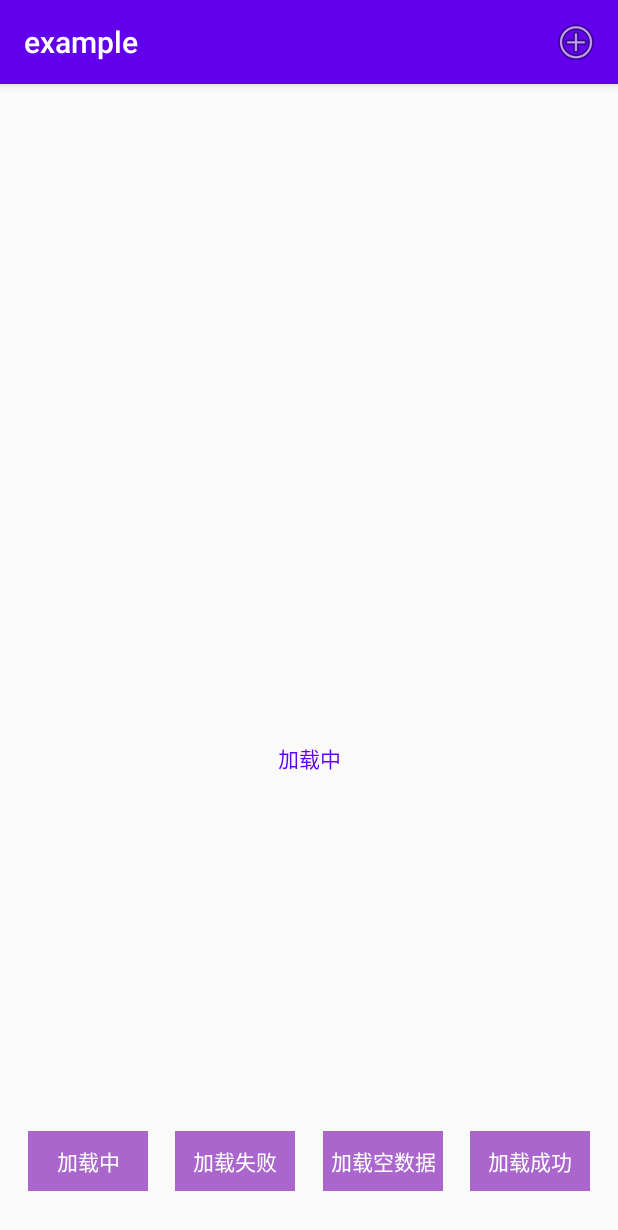
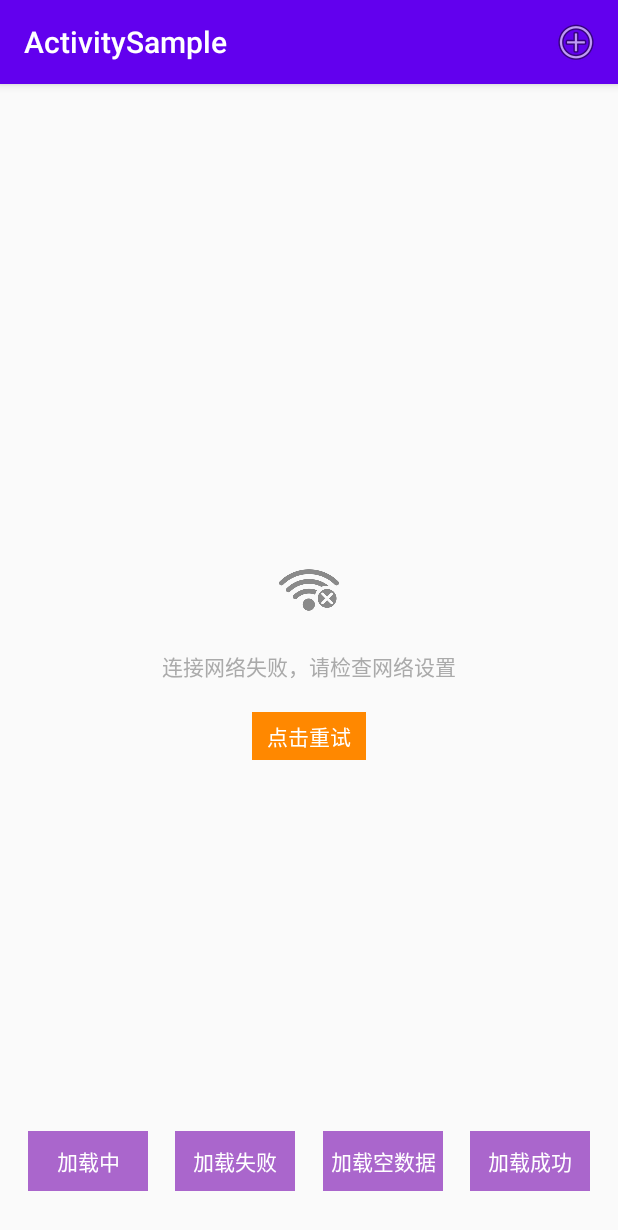
Before and after one commit to tomsbee8/PageStateManager, an Android app: the screen it shows after launch (SampleActivity), after a tap on "加载失败", on a phone screen of 412 x 824 dp. Shown: the top 1230 px of the screen. Run offline under Robolectric (Android 15) with nearby library versions, the phone set to English and light mode, and no system bars; 1 other tap on this screen came first.

Commit message:
improve sample

```diff
--- a/example/src/main/AndroidManifest.xml
+++ b/example/src/main/AndroidManifest.xml
@@ -9,14 +9,16 @@
         android:roundIcon="@mipmap/ic_launcher_round"
         android:supportsRtl="true"
         android:theme="@style/AppTheme">
-        <activity android:name=".SampleActivity">
+        <activity android:name=".SampleActivity"
+            android:label="@string/activity_sample">
             <intent-filter>
                 <action android:name="android.intent.action.MAIN" />
 
                 <category android:name="android.intent.category.LAUNCHER" />
             </intent-filter>
         </activity>
-        <activity android:name=".SampleFragmentActivity" />
+        <activity android:name=".SampleFragmentActivity"
+            android:label="@string/fragment_sample"/>
     </application>
 
 </manifest>
--- a/example/src/main/java/cn/blinkdagger/pagestatemanager/example/SampleActivity.kt
+++ b/example/src/main/java/cn/blinkdagger/pagestatemanager/example/SampleActivity.kt
@@ -5,12 +5,16 @@ import android.os.Bundle
 import android.os.PersistableBundle
 import android.view.Menu
 import android.view.MenuItem
+import android.view.View
+import android.widget.TextView
+import android.widget.Toast
 import androidx.appcompat.app.AppCompatActivity
 import cn.blinkdagger.pagestatemanager.PageStateMachine
 import cn.blinkdagger.pagestatemanager.PageStateManager
+import cn.blinkdagger.pagestatemanager.ShowStateListener
 import kotlinx.android.synthetic.main.activity_sample.*
 
-class SampleActivity : AppCompatActivity() {
+class SampleActivity : AppCompatActivity(),ShowStateListener{
 
     private var pageStateManager : PageStateManager? = null
 
@@ -38,6 +42,9 @@ class SampleActivity : AppCompatActivity() {
         pageStateManager = PageStateMachine.with(this@SampleActivity)
             .setContentViewId(R.id.ll_content)
             .setLoadingLayout(R.layout.layout_content_loading)
+            .setFailedLayout(R.layout.layout_load_failed)
+            .setEmptyLayout(R.layout.layout_load_empty)
+            .setShowStateListener(this)
             .get()
         tv_loading.setOnClickListener {
             pageStateManager?.showLoading()
@@ -52,4 +59,17 @@ class SampleActivity : AppCompatActivity() {
             pageStateManager?.showContent()
         }
     }
+
+    override fun onShowCustomState(stateCode: Int, loadingView: View?) {}
+
+    override fun onShowLoading(loadingView: View?) {}
+
+    override fun onShowLoadEmpty(emptyView: View?) {}
+
+    override fun onShowLoadFailed(failedView: View?) {
+        failedView?.findViewById<TextView>(R.id.tv_failed_retry)?.setOnClickListener {
+            pageStateManager?.showContent()
+        }
+        Toast.makeText(this,"加载数据失败",Toast.LENGTH_SHORT).show()
+    }
 }
--- a/example/src/main/java/cn/blinkdagger/pagestatemanager/example/SampleFragmentActivity.kt
+++ b/example/src/main/java/cn/blinkdagger/pagestatemanager/example/SampleFragmentActivity.kt
@@ -8,10 +8,6 @@ class SampleFragmentActivity : AppCompatActivity() {
     override fun onCreate(savedInstanceState: Bundle?) {
         super.onCreate(savedInstanceState)
         setContentView(R.layout.activity_fragment_sample)
-        afterViews()
-    }
-
-    fun afterViews() {
         val trans =  supportFragmentManager.beginTransaction()
         trans.add(R.id.container, SampleFragment())
         trans.commit()
--- a/example/src/main/res/layout/activity_sample.xml
+++ b/example/src/main/res/layout/activity_sample.xml
@@ -18,10 +18,6 @@
         app:layout_constraintRight_toRightOf="parent"
         app:layout_constraintTop_toTopOf="parent">
 
-        <TextView
-            android:layout_width="wrap_content"
-            android:layout_height="wrap_content"
-            android:text="Hello World!" />
 
         <ImageView
             android:layout_width="100dp"
@@ -33,7 +29,12 @@
             android:layout_width="wrap_content"
             android:layout_height="wrap_content"
             android:layout_marginTop="50dp"
-            android:text="Bye    World!" />
+            android:text="不苟求，求必有义；不虚行，行必有正" />
+        <TextView
+            android:layout_width="wrap_content"
+            android:layout_height="wrap_content"
+            android:layout_marginTop="10dp"
+            android:text="不妄动，动必有道；不徒语，语必有理" />
 
     </LinearLayout>
 
--- a/example/src/main/res/layout/layout_content_loading.xml
+++ b/example/src/main/res/layout/layout_content_loading.xml
@@ -5,10 +5,11 @@
     android:layout_width="match_parent"
     android:layout_height="match_parent">
 
-    <androidx.core.widget.ContentLoadingProgressBar
-        android:id="@+id/tv_loading_pb"
-        android:layout_width="100dp"
-        android:layout_height="100dp"
+    <ProgressBar
+        android:id="@+id/pb_loading"
+        android:layout_width="40dp"
+        android:layout_height="40dp"
+        app:layout_constraintVertical_chainStyle="packed"
         app:layout_constraintLeft_toLeftOf="parent"
         app:layout_constraintRight_toRightOf="parent"
         app:layout_constraintTop_toTopOf="parent"
@@ -20,10 +21,11 @@
         android:layout_width="wrap_content"
         android:layout_height="wrap_content"
         android:textColor="@color/colorPrimary"
-        android:layout_marginTop="30dp"
+        android:layout_marginTop="20dp"
         app:layout_constraintLeft_toLeftOf="parent"
         app:layout_constraintRight_toRightOf="parent"
-        app:layout_constraintTop_toBottomOf="@+id/tv_loading_pb"
+        app:layout_constraintTop_toBottomOf="@+id/pb_loading"
+        app:layout_constraintBottom_toBottomOf="parent"
         android:text="加载中"/>
 
 </androidx.constraintlayout.widget.ConstraintLayout>
--- a/example/src/main/res/layout/layout_load_failed.xml
+++ b/example/src/main/res/layout/layout_load_failed.xml
@@ -1,6 +1,47 @@
 <?xml version="1.0" encoding="utf-8"?>
 <androidx.constraintlayout.widget.ConstraintLayout
-    xmlns:android="http://schemas.android.com/apk/res/android" android:layout_width="match_parent"
+    xmlns:android="http://schemas.android.com/apk/res/android"
+    xmlns:app="http://schemas.android.com/apk/res-auto"
+    android:layout_width="match_parent"
     android:layout_height="match_parent">
 
+    <ImageView
+        android:id="@+id/iv_failed"
+        android:layout_width="40dp"
+        android:layout_height="40dp"
+        android:src="@drawable/offline"
+        app:layout_constraintVertical_chainStyle="packed"
+        app:layout_constraintLeft_toLeftOf="parent"
+        app:layout_constraintRight_toRightOf="parent"
+        app:layout_constraintTop_toTopOf="parent"
+        app:layout_constraintBottom_toTopOf="@+id/tv_failed"
+        />
+
+    <TextView
+        android:id="@+id/tv_failed"
+        android:layout_width="wrap_content"
+        android:layout_height="wrap_content"
+        android:textColor="@android:color/darker_gray"
+        android:layout_marginTop="20dp"
+        app:layout_constraintLeft_toLeftOf="parent"
+        app:layout_constraintRight_toRightOf="parent"
+        app:layout_constraintTop_toBottomOf="@+id/iv_failed"
+        app:layout_constraintBottom_toTopOf="@+id/tv_failed_retry"
+        android:text="连接网络失败，请检查网络设置"/>
+
+    <TextView
+        android:id="@+id/tv_failed_retry"
+        android:layout_width="wrap_content"
+        android:layout_height="wrap_content"
+        android:paddingVertical="5dp"
+        android:paddingHorizontal="10dp"
+        android:background="@android:color/holo_orange_dark"
+        android:textColor="@android:color/white"
+        android:layout_marginTop="20dp"
+        app:layout_constraintLeft_toLeftOf="parent"
+        app:layout_constraintRight_toRightOf="parent"
+        app:layout_constraintTop_toBottomOf="@+id/tv_failed"
+        app:layout_constraintBottom_toBottomOf="parent"
+        android:text="点击重试"/>
+
 </androidx.constraintlayout.widget.ConstraintLayout>
--- a/example/src/main/res/values/strings.xml
+++ b/example/src/main/res/values/strings.xml
@@ -1,3 +1,5 @@
 <resources>
     <string name="app_name">example</string>
+    <string name="activity_sample">ActivitySample</string>
+    <string name="fragment_sample">FragmentSample</string>
 </resources>
--- a/pagestatemanager/src/main/java/cn/blinkdagger/pagestatemanager/PageStateManager.java
+++ b/pagestatemanager/src/main/java/cn/blinkdagger/pagestatemanager/PageStateManager.java
@@ -212,6 +212,10 @@ import java.util.Map;
         showStateView(STATE_LOAD_EMPTY);
     }
 
+    public void showCustomStateView(int stateCode){
+        showStateView(String.valueOf(stateCode));
+    }
+
     public void showNothing() {
         mContainerView.removeAllViews();
         mContainerView.setVisibility(View.GONE);
--- a/pagestatemanager/src/main/java/cn/blinkdagger/pagestatemanager/PageStateManagerBuilder.java
+++ b/pagestatemanager/src/main/java/cn/blinkdagger/pagestatemanager/PageStateManagerBuilder.java
@@ -63,7 +63,7 @@ public class PageStateManagerBuilder {
         return this;
     }
 
-    public PageStateManagerBuilder setStateListener(ShowStateListener mStateListener) {
+    public PageStateManagerBuilder setShowStateListener(ShowStateListener mStateListener) {
         this.mStateListener = mStateListener;
         return this;
     }
```
Also changed, not shown: example/src/main/java/cn/blinkdagger/pagestatemanager/example/SampleFragment.kt (+5 -7 lines), example/src/main/res/layout/activity_fragment_sample.xml (+6 -4 lines), example/src/main/res/layout/fragment_sample.xml (+7 -24 lines), example/src/main/res/layout/layout_load_empty.xml (+26 -1 lines), example/src/main/res/drawable/empty.png (added), example/src/main/res/drawable/offline.png (added).
